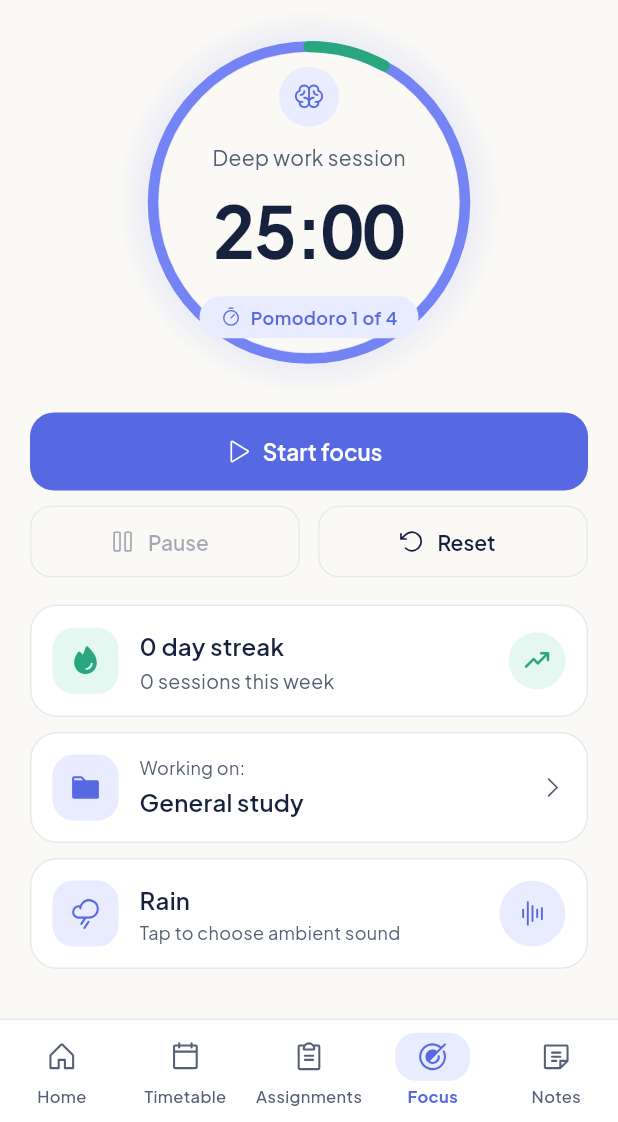
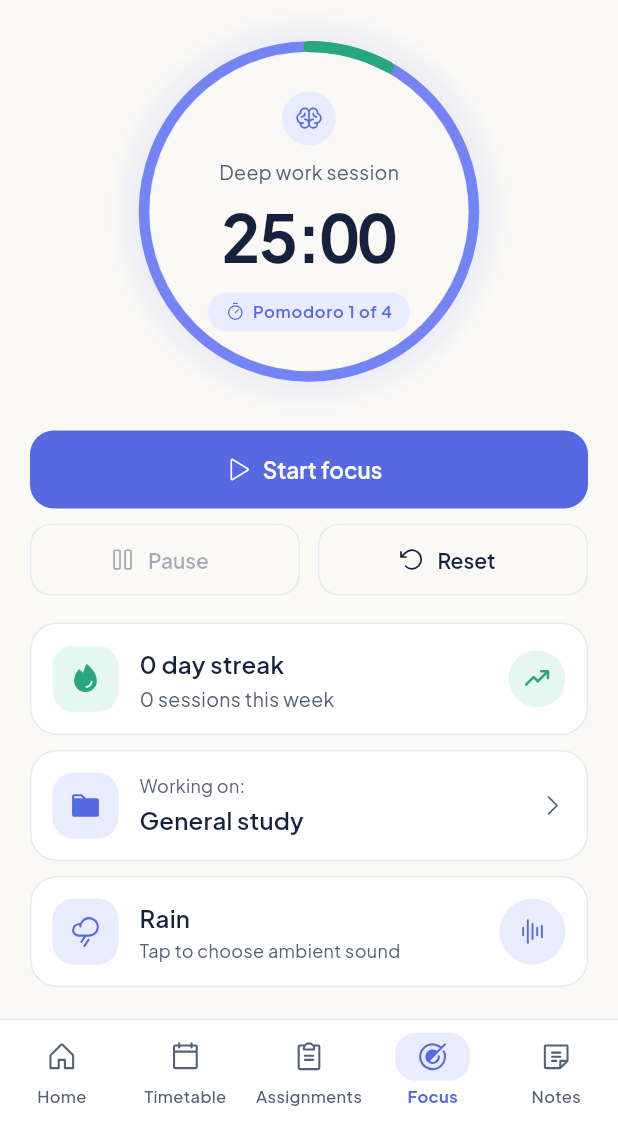
Before and after one commit to risterz/studyspace, a Flutter app: the FocusScreen screen opened by its route, on a phone screen of 412 x 824 dp, the part 114-1236 px from its top. Run offline on Flutter 3.47's test engine with Material 3 defaults, Android fonts, the phone set to English and light mode, and no system bars; our stand-ins replace audio_service, drift, drift_flutter, flutter_local_notifications, flutter_riverpod, go_router and 3 more; accounts and stored records are empty; generated files the repository leaves out were written again.

Commit message:
polish: tighten Focus ring pill spacing and verify live MuMu Light/Dark audit

```diff
--- a/lib/features/focus/focus_screen.dart
+++ b/lib/features/focus/focus_screen.dart
@@ -272,8 +272,8 @@ class _FocusScreenState extends ConsumerState<FocusScreen>
             // Glowing circular timer ring matching Focus mockup
             Center(
               child: SizedBox(
-                width: 244,
-                height: 244,
+                width: 256,
+                height: 256,
                 child: CustomPaint(
                   painter: FocusRingPainter(
                     progress: state.progress,
@@ -286,8 +286,8 @@ class _FocusScreenState extends ConsumerState<FocusScreen>
                     mainAxisAlignment: MainAxisAlignment.center,
                     children: [
                       Container(
-                        width: 40,
-                        height: 40,
+                        width: 36,
+                        height: 36,
                         decoration: BoxDecoration(
                           color: isBreak ? c.mintSoft : c.primarySoft,
                           shape: BoxShape.circle,
@@ -297,29 +297,30 @@ class _FocusScreenState extends ConsumerState<FocusScreen>
                           isBreak
                               ? PhosphorIconsRegular.coffee
                               : PhosphorIconsRegular.brain,
-                          size: 20,
+                          size: 18,
                           color: isBreak ? c.mint : c.primary,
                         ),
                       ),
-                      const SizedBox(height: 10),
-                      Text(state.phase.label, style: t.bodyMedium),
-                      const SizedBox(height: 4),
+                      const SizedBox(height: 8),
+                      Text(state.phase.label,
+                          style: t.bodyMedium?.copyWith(fontSize: 13)),
+                      const SizedBox(height: 2),
                       Text(
                         state.formattedRemaining,
                         style: TextStyle(
                           fontFamily: 'PlusJakartaSans',
-                          fontSize: 48,
+                          fontSize: 44,
                           fontWeight: FontWeight.w700,
                           color: c.inkPrimary,
                           letterSpacing: -1.2,
                           fontFeatures: const [FontFeature.tabularFigures()],
                         ),
                       ),
-                      const SizedBox(height: 10),
+                      const SizedBox(height: 6),
                       Container(
                         padding: const EdgeInsets.symmetric(
-                          horizontal: 14,
-                          vertical: 6,
+                          horizontal: 12,
+                          vertical: 5,
                         ),
                         decoration: BoxDecoration(
                           color: c.primarySoft,
@@ -330,13 +331,16 @@ class _FocusScreenState extends ConsumerState<FocusScreen>
                           children: [
                             Icon(
                               PhosphorIconsRegular.timer,
-                              size: 14,
+                              size: 13,
                               color: c.primary,
                             ),
-                            const SizedBox(width: 6),
+                            const SizedBox(width: 5),
                             Text(
                               'Pomodoro ${state.currentRound} of ${state.roundsPerCycle}',
-                              style: t.labelMedium?.copyWith(color: c.primary),
+                              style: t.labelSmall?.copyWith(
+                                color: c.primary,
+                                fontSize: 11,
+                              ),
                             ),
                           ],
                         ),
```
Also changed, not shown: 2 other files.
